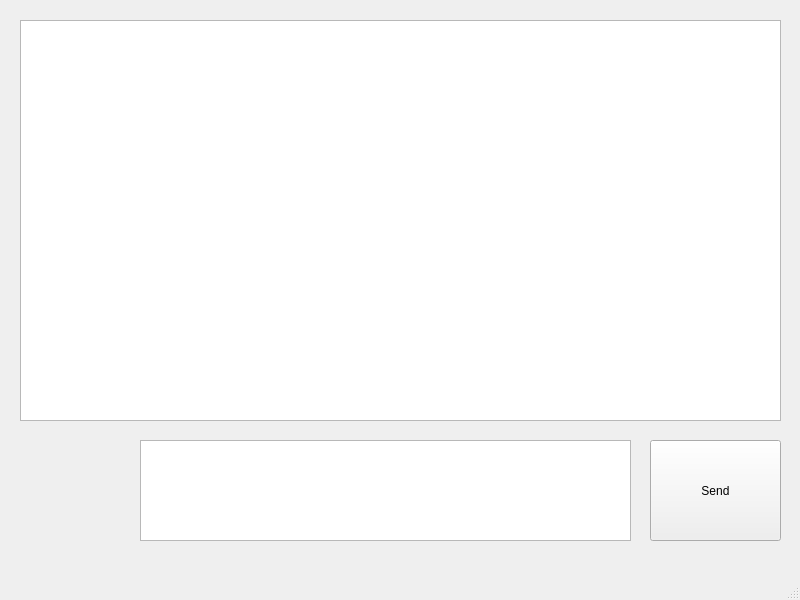
First picture: the form in P2PApp/mainwindow.ui, repository WSU-Software-Development-Club/P2P, before the edit.
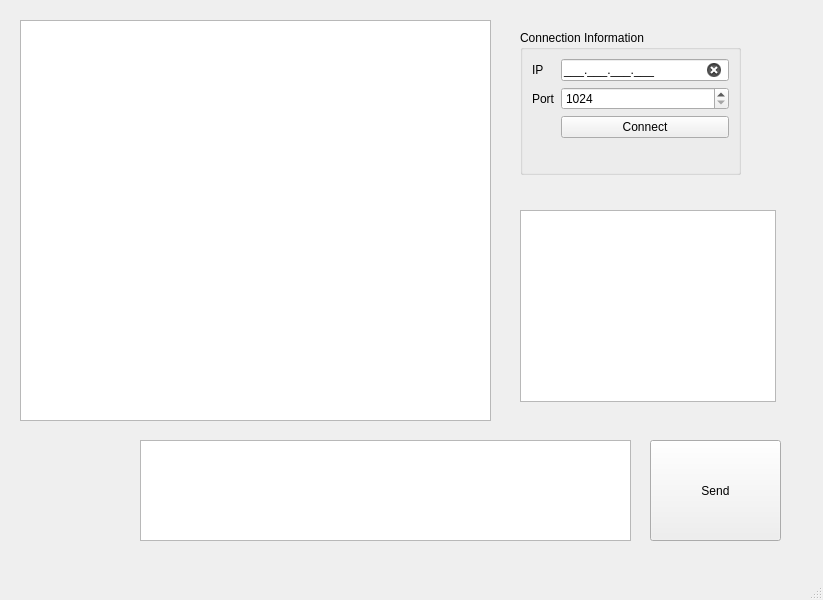
Second picture: the form after the edit.

Commit message: Early connection implementation

Patch:
```diff
--- a/P2PApp/mainwindow.ui
+++ b/P2PApp/mainwindow.ui
@@ -6,13 +6,22 @@
    <rect>
     <x>0</x>
     <y>0</y>
-    <width>800</width>
+    <width>823</width>
     <height>600</height>
    </rect>
   </property>
   <property name="windowTitle">
    <string>MainWindow</string>
   </property>
+  <property name="styleSheet">
+   <string notr="true">#lnIPAddress[state = &quot;0&quot;] {
+	background-color: rgb(234, 0, 0);
+}
+
+#lnIPAddress[state = &quot;1&quot;] {
+	background-color: rgb(67, 135, 100);
+}</string>
+  </property>
   <widget class="QWidget" name="centralwidget">
    <widget class="QPushButton" name="pushButtonSend">
     <property name="geometry">
@@ -42,11 +51,80 @@
      <rect>
       <x>20</x>
       <y>20</y>
-      <width>761</width>
+      <width>471</width>
       <height>401</height>
      </rect>
     </property>
    </widget>
+   <widget class="QGroupBox" name="groupBox">
+    <property name="geometry">
+     <rect>
+      <x>520</x>
+      <y>30</y>
+      <width>221</width>
+      <height>145</height>
+     </rect>
+    </property>
+    <property name="title">
+     <string>Connection Information</string>
+    </property>
+    <layout class="QFormLayout" name="formLayout">
+     <item row="0" column="0">
+      <widget class="QLabel" name="label">
+       <property name="text">
+        <string>IP</string>
+       </property>
+      </widget>
+     </item>
+     <item row="0" column="1">
+      <widget class="QLineEdit" name="lnIPAddress">
+       <property name="inputMask">
+        <string>000.000.000.000;_</string>
+       </property>
+       <property name="clearButtonEnabled">
+        <bool>true</bool>
+       </property>
+       <property name="state" stdset="0">
+        <string/>
+       </property>
+      </widget>
+     </item>
+     <item row="2" column="0">
+      <widget class="QLabel" name="label_2">
+       <property name="text">
+        <string>Port</string>
+       </property>
+      </widget>
+     </item>
+     <item row="2" column="1">
+      <widget class="QSpinBox" name="spinPort">
+       <property name="minimum">
+        <number>1024</number>
+       </property>
+       <property name="maximum">
+        <number>65535</number>
+       </property>
+      </widget>
+     </item>
+     <item row="3" column="1">
+      <widget class="QPushButton" name="btnConnect">
+       <property name="text">
+        <string>Connect</string>
+       </property>
+      </widget>
+     </item>
+    </layout>
+   </widget>
+   <widget class="QListWidget" name="lstConsole">
+    <property name="geometry">
+     <rect>
+      <x>520</x>
+      <y>210</y>
+      <width>256</width>
+      <height>192</height>
+     </rect>
+    </property>
+   </widget>
   </widget>
   <widget class="QMenuBar" name="menubar">
    <property name="geometry">
```
Left out of the diff: 4 changed lines with no effect on the pictures. The commit also changes 1167 other files.
